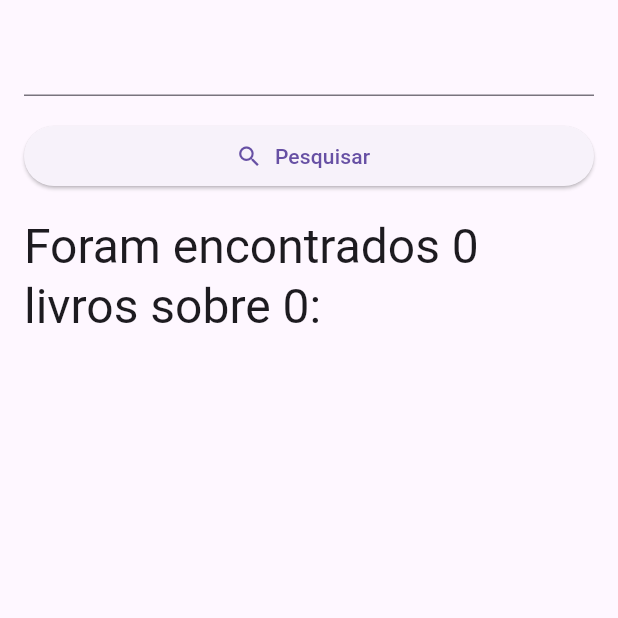
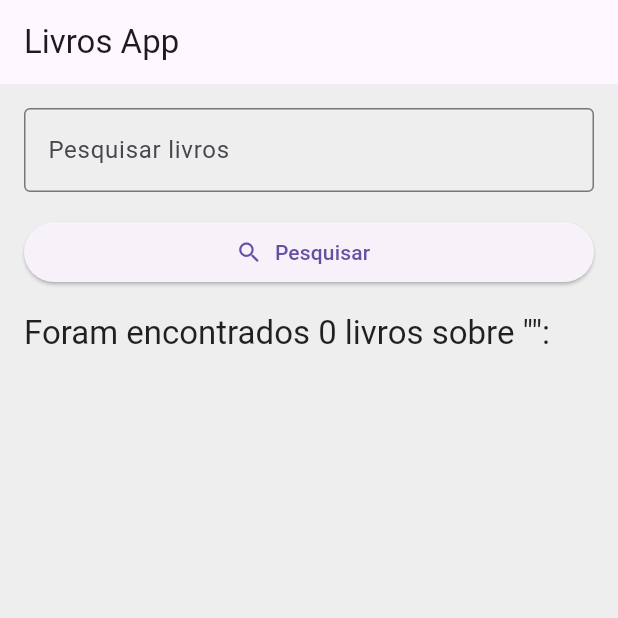
Before and after one commit to eliasdevmind/livros_app, a Flutter app: the screen it shows after launch, after a tap on "Pesquisar", on a phone screen of 412 x 824 dp, the top half of it. Run offline on Flutter 3.47's test engine with Material 3 defaults, Android fonts, the phone set to English and light mode, and no system bars; network calls fail.

Commit message:
ajuste codigo

```diff
--- a/lib/main.dart
+++ b/lib/main.dart
@@ -1,68 +1,96 @@
-import 'dart:html';
-
 import 'package:flutter/material.dart';
+import 'package:http/http.dart' as http;
+import 'dart:convert' as convert;
 
 void main() {
   runApp(const BookApp());
 }
 
 class BookApp extends StatelessWidget {
-  const BookApp({super.key});
+  const BookApp({Key? key}) : super(key: key);
+
   @override
   Widget build(BuildContext context) {
     return MaterialApp(
-      home: HomePage(),
+      theme: ThemeData(
+        primaryColor: Colors.grey[800], // Define a cor primária como cinza escuro
+        scaffoldBackgroundColor: Colors.grey[200], // Define o fundo do esquema como cinza claro
+        textTheme: const TextTheme(
+          headline6: TextStyle(color: Colors.black87), // Define a cor do texto principal como preto
+        ),
+      ),
+      home: const HomePage(),
     );
   }
 }
 
 class HomePage extends StatefulWidget {
   const HomePage({Key? key}) : super(key: key);
+
   @override
   State<HomePage> createState() => _HomePageState();
 }
 
 class _HomePageState extends State<HomePage> {
+  final TextEditingController _controller = TextEditingController();
+  String searchQuery = '';
+  int itemCount = 0;
+
+  Future<void> _buscarLivros() async {
+    final url = Uri.https(
+      'www.googleapis.com',
+      'books/v1/volumes',
+      {'q': searchQuery},
+    );
+    final response = await http.get(url);
+
+    if (response.statusCode == 200) {
+      final jsonResponse = convert.jsonDecode(response.body);
+      setState(() {
+        itemCount = jsonResponse['totalItems'];
+      });
+      print('Número de livros sobre HTTP: $itemCount.');
+    } else {
+      print('A solicitação falhou com status: ${response.statusCode}');
+    }
+  }
+
   @override
   Widget build(BuildContext context) {
     return Scaffold(
+      appBar: AppBar(
+        title: const Text('Livros App'),
+      ),
       body: Padding(
         padding: const EdgeInsets.all(16),
         child: ListView(
           children: [
-          const TextField(),
+            TextField(
+              controller: _controller,
+              onChanged: (value) {
+                setState(() {
+                  searchQuery = value;
+                });
+              },
+              decoration: const InputDecoration(
+                labelText: 'Pesquisar livros',
+                border: OutlineInputBorder(),
+              ),
+            ),
             const SizedBox(height: 16),
             ElevatedButton.icon(
-            onPressed: () {},
+              onPressed: _buscarLivros,
               icon: const Icon(Icons.search),
               label: const Text('Pesquisar'),
             ),
             const SizedBox(height: 16),
             Text(
-            'Foram encontrados 0 livros sobre 0:',
-            style: Theme.of(context).textTheme.headlineLarge,
+              'Foram encontrados $itemCount livros sobre "$searchQuery":',
+              style: Theme.of(context).textTheme.headline6,
             )
           ],
         ),
-    ));
+      ),
+    );
   }
 }
-
-Future<void> operacaoSaaincrona() async {
-  print('Inicio do evento assicrono');
-  await Future.delayed(Duration(seconds: 2));
-  print('FIM DO EVENTO ASSICRONO');
-}
-
-void _buscarLivros() async {
-  final url = Url.https(
-    'www.googleapis.com',
-    'www.googleapis.com',
-    {'q': '{http}'},
-  );
-  final response = await http.get(url);
-
-  if (response.statusCode == 200){
-    final jsoResponde = convert.jsonDecod
-  }
-}
```
Also changed, not shown: pubspec.yaml (+5 -53 lines), pubspec.lock. Lines whose indentation alone changed are shown as unchanged.
